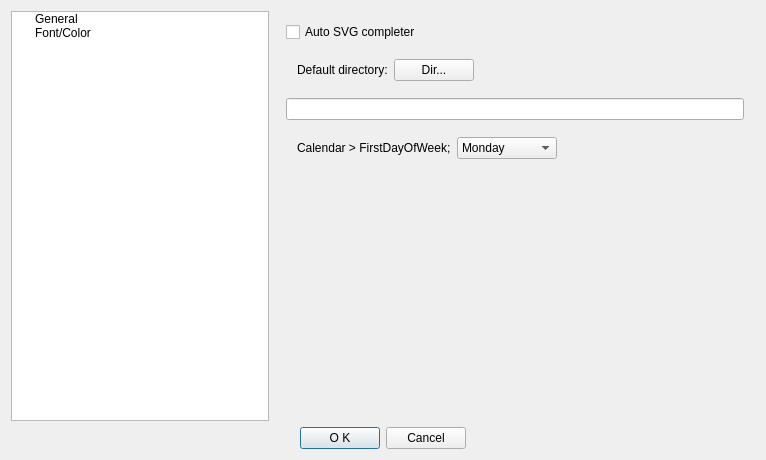
First picture: the form in viMarkdown/src/SettingsDialog.ui, repository vivisuke/viMarkdown, before the edit.
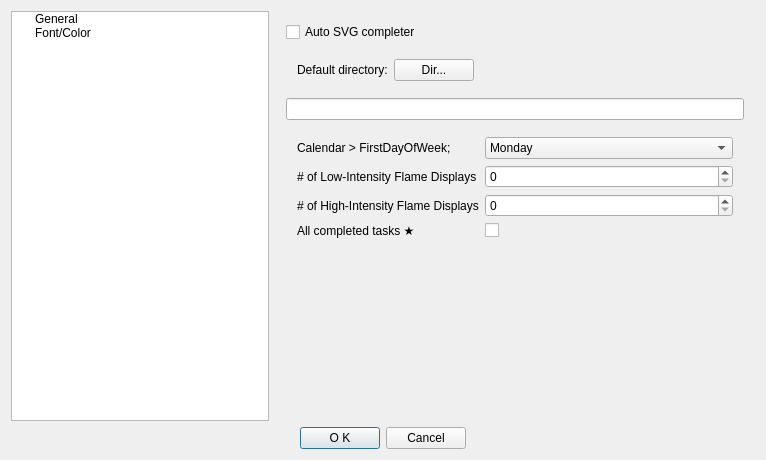
Second picture: the form after the edit. The open tabs and pages were chosen to show the change.

```diff
--- a/viMarkdown/src/SettingsDialog.ui
+++ b/viMarkdown/src/SettingsDialog.ui
@@ -594,15 +594,15 @@
              <height>40</height>
             </size>
            </property>
-           <layout class="QHBoxLayout" name="horizontalLayout_5">
-            <item>
+           <layout class="QFormLayout" name="formLayout_5">
+            <item row="0" column="0">
              <widget class="QLabel" name="label_18">
               <property name="text">
                <string>Calendar &gt; FirstDayOfWeek;</string>
               </property>
              </widget>
             </item>
-            <item>
+            <item row="0" column="1">
              <widget class="QComboBox" name="firstDayOfWeekCB">
               <property name="minimumSize">
                <size>
@@ -647,18 +647,39 @@
               </item>
              </widget>
             </item>
-            <item>
-             <spacer name="horizontalSpacer_4">
-              <property name="orientation">
-               <enum>Qt::Orientation::Horizontal</enum>
+            <item row="1" column="0">
+             <widget class="QLabel" name="label_22">
+              <property name="text">
+               <string># of Low-Intensity Flame Displays</string>
               </property>
-              <property name="sizeHint" stdset="0">
-               <size>
-                <width>182</width>
-                <height>20</height>
-               </size>
+             </widget>
+            </item>
+            <item row="1" column="1">
+             <widget class="QSpinBox" name="numLowFire"/>
+            </item>
+            <item row="2" column="0">
+             <widget class="QLabel" name="label_23">
+              <property name="text">
+               <string># of High-Intensity Flame Displays</string>
               </property>
-             </spacer>
+             </widget>
+            </item>
+            <item row="2" column="1">
+             <widget class="QSpinBox" name="numHighFire"/>
+            </item>
+            <item row="3" column="0">
+             <widget class="QLabel" name="label_24">
+              <property name="text">
+               <string>All completed tasks ★</string>
+              </property>
+             </widget>
+            </item>
+            <item row="3" column="1">
+             <widget class="QCheckBox" name="allCompletedStar">
+              <property name="text">
+               <string/>
+              </property>
+             </widget>
             </item>
            </layout>
           </widget>
```
Left out of the diff: 8 changed lines with no effect on the pictures.
